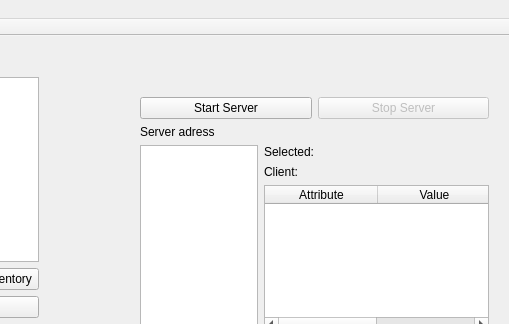
First picture: the form in Server/serverwindow.ui, repository ROLL-E/roll-e, before the edit; both pictures show x 411 to 920 and y 0 to 324 of the 920 by 704 pixel window.
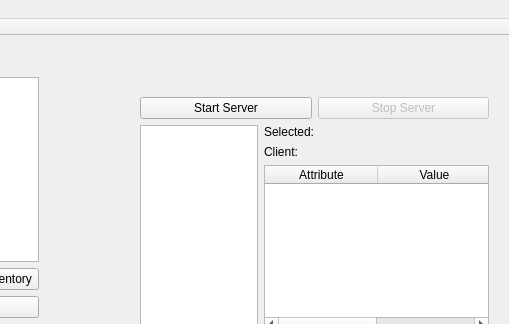
Second picture: the form after the edit.

Commit message: removed server ip label, didn't work as expected and caused bugs

```diff
--- a/Server/serverwindow.ui
+++ b/Server/serverwindow.ui
@@ -307,30 +307,6 @@
        </item>
       </layout>
      </item>
-     <item>
-      <layout class="QHBoxLayout" name="horizontalLayout_5">
-       <item>
-        <widget class="QLabel" name="label_10">
-         <property name="sizePolicy">
-          <sizepolicy hsizetype="Fixed" vsizetype="Preferred">
-           <horstretch>0</horstretch>
-           <verstretch>0</verstretch>
-          </sizepolicy>
-         </property>
-         <property name="text">
-          <string>Server adress</string>
-         </property>
-        </widget>
-       </item>
-       <item>
-        <widget class="QLabel" name="server_IPLabel">
-         <property name="text">
-          <string/>
-         </property>
-        </widget>
-       </item>
-      </layout>
-     </item>
      <item>
       <layout class="QGridLayout" name="gridLayout_2">
        <item row="1" column="0">
```
The commit also changes 1 other file.
